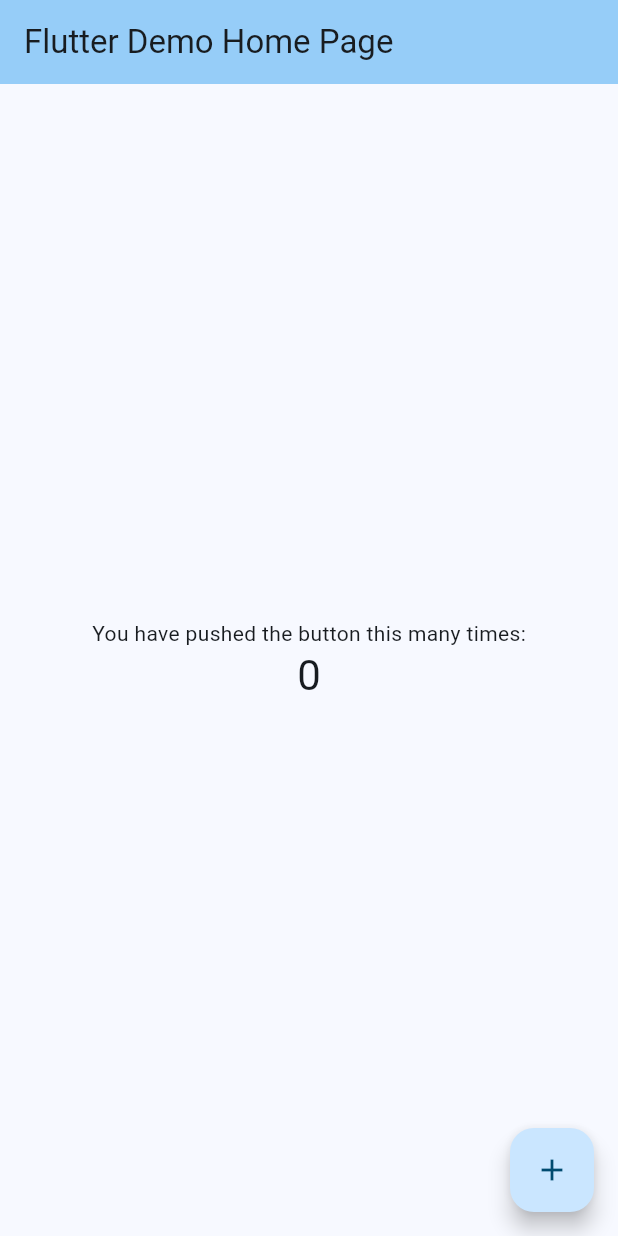
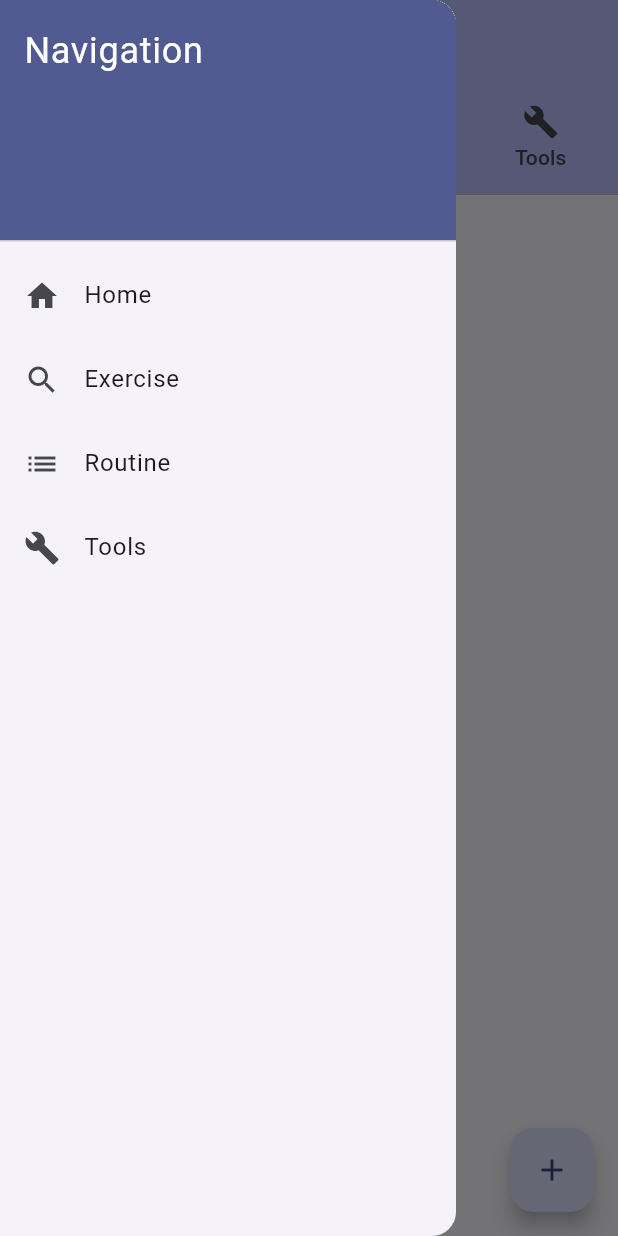
Before and after one commit to zprough/easy-workout-log, a Flutter app: the screen it shows after launch, with the side drawer open (before the commit the screen has no drawer), on a phone screen of 412 x 824 dp. Run offline on Flutter 3.47's test engine with Material 3 defaults, Android fonts, the phone set to English and light mode, and no system bars.

Commit message:
Testing layouts

```diff
--- a/lib/main.dart
+++ b/lib/main.dart
@@ -7,30 +7,15 @@
 class MyApp extends StatelessWidget {
   const MyApp({super.key});
 
-  // This widget is the root of your application.
   @override
   Widget build(BuildContext context) {
     return MaterialApp(
       title: 'Flutter Demo',
       theme: ThemeData(
-        // This is the theme of your application.
-        //
-        // TRY THIS: Try running your application with "flutter run". You'll see
-        // the application has a purple toolbar. Then, without quitting the app,
-        // try changing the seedColor in the colorScheme below to Colors.green
-        // and then invoke "hot reload" (save your changes or press the "hot
-        // reload" button in a Flutter-supported IDE, or press "r" if you used
-        // the command line to start the app).
-        //
-        // Notice that the counter didn't reset back to zero; the application
-        // state is not lost during the reload. To reset the state, use hot
-        // restart instead.
-        //
-        // This works for code too, not just values: Most code changes can be
-        // tested with just a hot reload.
-        colorScheme: ColorScheme.fromSeed(seedColor: Colors.lightBlue),
+        useMaterial3: true,
+        colorScheme: ColorScheme.fromSeed(seedColor: Colors.indigo),
       ),
-      home: const MyHomePage(title: 'Flutter Demo Home Page'),
+      home: const MyHomePage(title: 'Easy Workout Log'),
     );
   }
 }
@@ -38,85 +23,116 @@
 class MyHomePage extends StatefulWidget {
   const MyHomePage({super.key, required this.title});
 
-  // This widget is the home page of your application. It is stateful, meaning
-  // that it has a State object (defined below) that contains fields that affect
-  // how it looks.
-
-  // This class is the configuration for the state. It holds the values (in this
-  // case the title) provided by the parent (in this case the App widget) and
-  // used by the build method of the State. Fields in a Widget subclass are
-  // always marked "final".
-
   final String title;
 
   @override
   State<MyHomePage> createState() => _MyHomePageState();
 }
 
-class _MyHomePageState extends State<MyHomePage> {
+class _MyHomePageState extends State<MyHomePage> with SingleTickerProviderStateMixin {
   int _counter = 0;
 
   void _incrementCounter() {
     setState(() {
-      // This call to setState tells the Flutter framework that something has
-      // changed in this State, which causes it to rerun the build method below
-      // so that the display can reflect the updated values. If we changed
-      // _counter without calling setState(), then the build method would not be
-      // called again, and so nothing would appear to happen.
       _counter++;
     });
   }
 
   @override
   Widget build(BuildContext context) {
-    // This method is rerun every time setState is called, for instance as done
-    // by the _incrementCounter method above.
-    //
-    // The Flutter framework has been optimized to make rerunning build methods
-    // fast, so that you can just rebuild anything that needs updating rather
-    // than having to individually change instances of widgets.
-    return Scaffold(
+    const int tabsCount = 4;
+
+    return DefaultTabController(
+      initialIndex: 1,
+      length: tabsCount,
+      child: Scaffold(
         appBar: AppBar(
-        // TRY THIS: Try changing the color here to a specific color (to
-        // Colors.amber, perhaps?) and trigger a hot reload to see the AppBar
-        // change color while the other colors stay the same.
           backgroundColor: Theme.of(context).colorScheme.inversePrimary,
-        // Here we take the value from the MyHomePage object that was created by
-        // the App.build method, and use it to set our appbar title.
           title: Text(widget.title),
-      ),
-      body: Center(
-        // Center is a layout widget. It takes a single child and positions it
-        // in the middle of the parent.
-        child: Column(
-          // Column is also a layout widget. It takes a list of children and
-          // arranges them vertically. By default, it sizes itself to fit its
-          // children horizontally, and tries to be as tall as its parent.
-          //
-          // Column has various properties to control how it sizes itself and
-          // how it positions its children. Here we use mainAxisAlignment to
-          // center the children vertically; the main axis here is the vertical
-          // axis because Columns are vertical (the cross axis would be
-          // horizontal).
-          //
-          // TRY THIS: Invoke "debug painting" (choose the "Toggle Debug Paint"
-          // action in the IDE, or press "p" in the console), to see the
-          // wireframe for each widget.
-          mainAxisAlignment: MainAxisAlignment.center,
-          children: <Widget>[
-            const Text('You have pushed the button this many times:'),
-            Text(
-              '$_counter',
-              style: Theme.of(context).textTheme.headlineMedium,
-            ),
+          bottom: TabBar(
+            tabs: <Widget> [
+              Tab(icon: const Icon(Icons.home), text: "Home"),
+              Tab(icon: const Icon(Icons.fitness_center), text: "Exercise"),
+              Tab(icon: const Icon(Icons.list), text: "Routine"),
+              Tab(icon: const Icon(Icons.build), text: "Tools"),
             ],
           ),
         ),
+
+// Drawer Tiles: ['Summary', 'Exercise', 'Routine', 'Tools', 'Profile', 'Settings', 'Analytics', 'About']
+
+
+        drawer: Drawer(
+          child: Builder(
+            builder: (BuildContext context) {
+              return ListView(
+                padding: EdgeInsets.zero,
+                children: <Widget>[
+                  DrawerHeader(
+                    decoration: BoxDecoration(
+                      color: Theme.of(context).colorScheme.primary,
+                    ),
+                    child: Text(
+                      'Navigation',
+                      style: TextStyle(
+                        color: Colors.white,
+                        fontSize: 24,
+                      ),
+                    ),
+                  ),
+                  ListTile(
+                    leading: Icon(Icons.home),
+                    title: Text('Home'),
+                    onTap: () {
+                      Navigator.pop(context);
+                      DefaultTabController.of(context)?.animateTo(0);
+                    },
+                  ),
+                  ListTile(
+                    leading: Icon(Icons.search),
+                    title: Text('Exercise'),
+                    onTap: () {
+                      Navigator.pop(context);
+                      DefaultTabController.of(context)?.animateTo(1);
+                    },
+                  ),
+                  ListTile(
+                    leading: Icon(Icons.list),
+                    title: Text('Routine'),
+                    onTap: () {
+                      Navigator.pop(context);
+                      DefaultTabController.of(context)?.animateTo(2);
+                    },
+                  ),
+                  ListTile(
+                    leading: Icon(Icons.build),
+                    title: Text('Tools'),
+                    onTap: () {
+                      Navigator.pop(context);
+                      DefaultTabController.of(context)?.animateTo(3);
+                    },
+                  ),
+                ],
+              );
+            },
+          ),
+        ),
+
+        body: TabBarView(
+          children: const [
+            Center(child: Text('Summary Page')),
+            Center(child: Text('Exercise Page')),
+            Center(child: Text('Routine Page')),
+            Center(child: Text('Profile Page')),
+          ],
+        ),
+
         floatingActionButton: FloatingActionButton(
           onPressed: _incrementCounter,
           tooltip: 'Increment',
           child: const Icon(Icons.add),
-      ), // This trailing comma makes auto-formatting nicer for build methods.
+        ),
+      ),
     );
   }
 }
```
Also changed, not shown: analysis_options.yaml (+9 -0 lines). Lines whose indentation alone changed are shown as unchanged.
